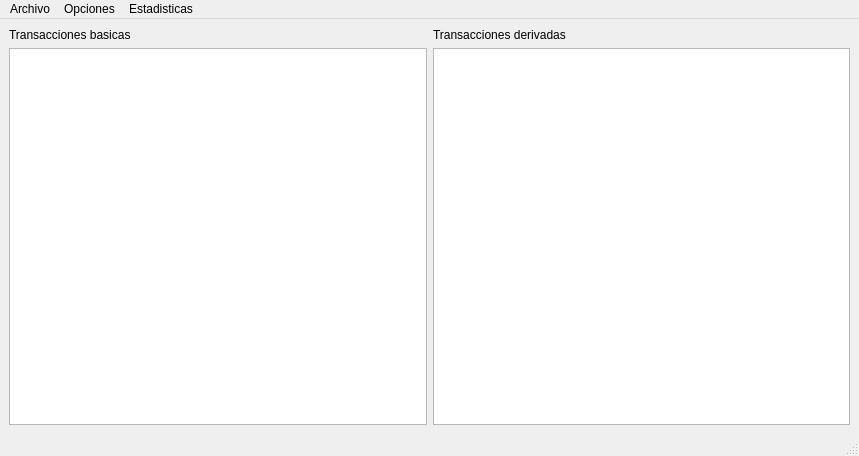
This is frontend/mainwindow.ui in JulianAlejandro/QT_CuentasCPP as Qt 5 draws it before an edit. The edited form follows.
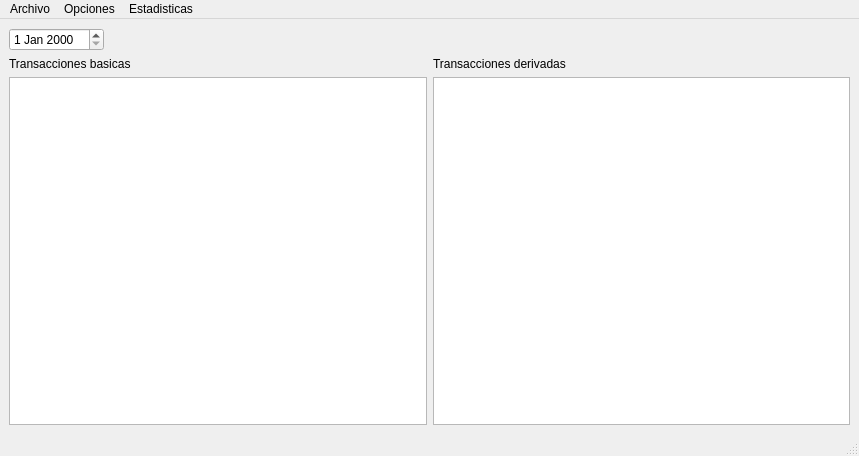
This is the edited form.

Patch:
```diff
--- a/frontend/mainwindow.ui
+++ b/frontend/mainwindow.ui
@@ -18,7 +18,27 @@
     <item row="0" column="0">
      <layout class="QHBoxLayout" name="horizontalLayout">
       <item>
-       <layout class="QVBoxLayout" name="verticalLayout">
+       <widget class="QDateEdit" name="dateEdit"/>
+      </item>
+      <item>
+       <spacer name="horizontalSpacer">
+        <property name="orientation">
+         <enum>Qt::Orientation::Horizontal</enum>
+        </property>
+        <property name="sizeHint" stdset="0">
+         <size>
+          <width>318</width>
+          <height>20</height>
+         </size>
+        </property>
+       </spacer>
+      </item>
+     </layout>
+    </item>
+    <item row="1" column="0">
+     <layout class="QHBoxLayout" name="horizontalLayout_2">
+      <item>
+       <layout class="QVBoxLayout" name="verticalLayout_2">
         <item>
          <widget class="QLabel" name="label">
           <property name="text">
@@ -32,7 +52,7 @@
        </layout>
       </item>
       <item>
-       <layout class="QVBoxLayout" name="verticalLayout_2">
+       <layout class="QVBoxLayout" name="verticalLayout">
         <item>
          <widget class="QLabel" name="label_2">
           <property name="text">
```
Left out of the diff: 2 changed lines with no effect on the pictures.
